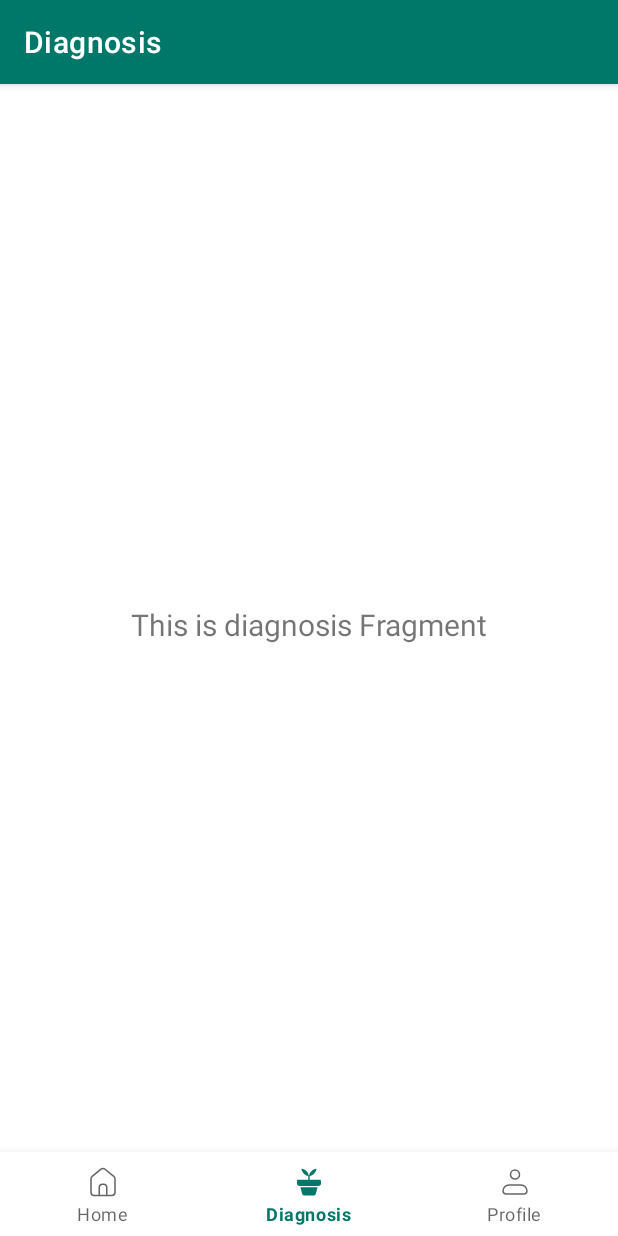
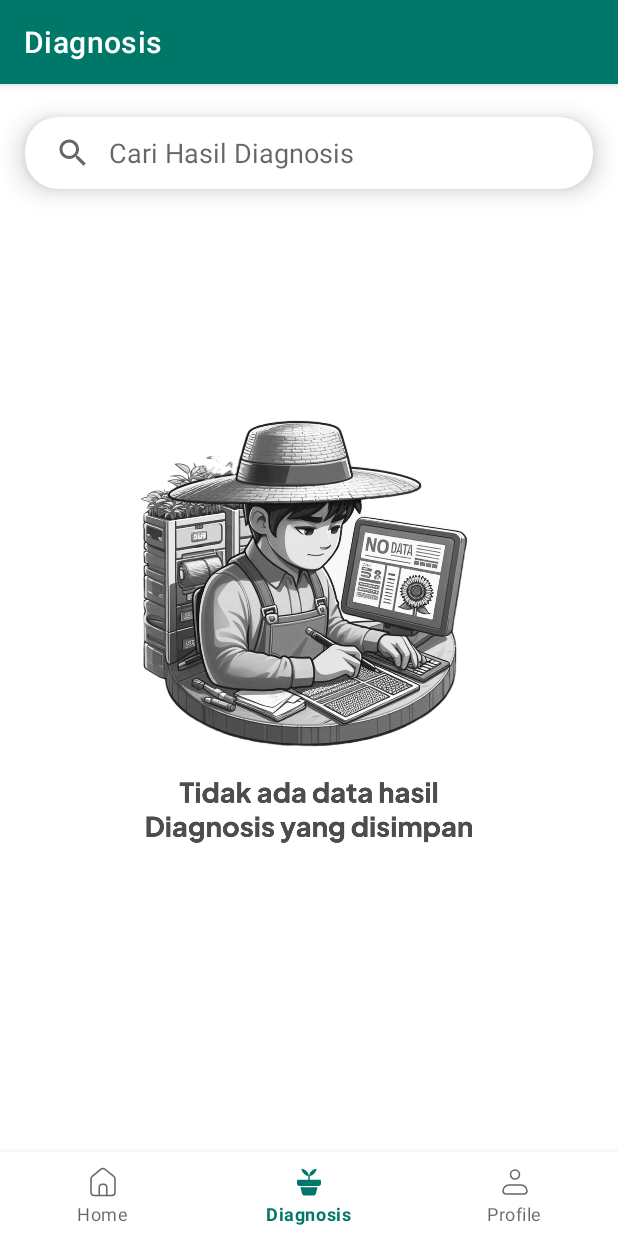
Before and after one commit to CP-Berkebun/Mobile-Development, an Android app: the DiagnosisFragment screen opened through its navigation route, on a phone screen of 412 x 824 dp. Run offline under Robolectric (Android 15) with nearby library versions, the phone set to English and light mode, and no system bars; our stand-ins replace navigation-ui.

Commit message:
add slicing ui diagnosis

```diff
--- a/app/src/main/AndroidManifest.xml
+++ b/app/src/main/AndroidManifest.xml
@@ -48,6 +48,7 @@
             android:exported="false" />
         <activity
             android:name=".MainActivity"
+            android:windowSoftInputMode="adjustPan"
             android:exported="true"
             android:label="@string/app_name" />
     </application>
--- a/app/src/main/java/com/capstone/berkebunplus/ui/diagnosis/DiagnosisFragment.kt
+++ b/app/src/main/java/com/capstone/berkebunplus/ui/diagnosis/DiagnosisFragment.kt
@@ -4,17 +4,12 @@ import android.os.Bundle
 import android.view.LayoutInflater
 import android.view.View
 import android.view.ViewGroup
-import android.widget.TextView
 import androidx.fragment.app.Fragment
-import androidx.lifecycle.ViewModelProvider
 import com.capstone.berkebunplus.databinding.FragmentDiagnosisBinding
 
 class DiagnosisFragment : Fragment() {
 
     private var _binding: FragmentDiagnosisBinding? = null
-
-    // This property is only valid between onCreateView and
-    // onDestroyView.
     private val binding get() = _binding!!
 
     override fun onCreateView(
@@ -22,17 +17,20 @@ class DiagnosisFragment : Fragment() {
         container: ViewGroup?,
         savedInstanceState: Bundle?
     ): View {
-        val diagnosisViewModel =
-            ViewModelProvider(this)[DiagnosisViewModel::class.java]
+        _binding = FragmentDiagnosisBinding.inflate(inflater, container, false)
+        return binding.root
+    }
 
-        _binding = FragmentDiagnosisBinding.inflate(inflater, container, false)
-        val root: View = binding.root
+    override fun onViewCreated(view: View, savedInstanceState: Bundle?) {
+        super.onViewCreated(view, savedInstanceState)
+    }
 
-        val textView: TextView = binding.textDiagnose
-        diagnosisViewModel.text.observe(viewLifecycleOwner) {
-            textView.text = it
+    private fun showNoDataView(isEmpty: Boolean){
+        if (isEmpty) {
+            binding.empty.visibility = View.VISIBLE
+        } else {
+            binding.empty.visibility = View.GONE
         }
-        return root
     }
 
     override fun onDestroyView() {
--- a/app/src/main/java/com/capstone/berkebunplus/ui/onboarding/FirstScreen.kt
+++ b/app/src/main/java/com/capstone/berkebunplus/ui/onboarding/FirstScreen.kt
@@ -31,8 +31,8 @@ class FirstScreen : Fragment() {
         }
     }
 
-    override fun onDestroy() {
-        super.onDestroy()
+    override fun onDestroyView() {
+        super.onDestroyView()
         _binding = null
     }
 }
--- a/app/src/main/java/com/capstone/berkebunplus/ui/onboarding/SecondScreen.kt
+++ b/app/src/main/java/com/capstone/berkebunplus/ui/onboarding/SecondScreen.kt
@@ -31,8 +31,8 @@ class SecondScreen : Fragment() {
         }
     }
 
-    override fun onDestroy() {
-        super.onDestroy()
+    override fun onDestroyView() {
+        super.onDestroyView()
         _binding = null
     }
 }
--- a/app/src/main/java/com/capstone/berkebunplus/ui/onboarding/ThirdScreen.kt
+++ b/app/src/main/java/com/capstone/berkebunplus/ui/onboarding/ThirdScreen.kt
@@ -40,8 +40,8 @@ class ThirdScreen : Fragment() {
         }
     }
 
-    override fun onDestroy() {
-        super.onDestroy()
+    override fun onDestroyView() {
+        super.onDestroyView()
         _binding = null
     }
 }
--- a/app/src/main/res/layout/fragment_diagnosis.xml
+++ b/app/src/main/res/layout/fragment_diagnosis.xml
@@ -6,17 +6,56 @@
     android:layout_height="match_parent"
     tools:context=".ui.diagnosis.DiagnosisFragment">
 
-    <TextView
-        android:id="@+id/text_diagnose"
-        android:layout_width="match_parent"
+    <com.google.android.material.card.MaterialCardView
+        android:id="@+id/materialCardView"
+        android:layout_width="0dp"
         android:layout_height="wrap_content"
-        android:layout_marginStart="8dp"
-        android:layout_marginTop="8dp"
-        android:layout_marginEnd="8dp"
-        android:textAlignment="center"
-        android:textSize="20sp"
-        app:layout_constraintBottom_toBottomOf="parent"
+        app:cardCornerRadius="22dp"
+        app:cardElevation="10dp"
+        app:cardUseCompatPadding="true"
         app:layout_constraintEnd_toEndOf="parent"
         app:layout_constraintStart_toStartOf="parent"
-        app:layout_constraintTop_toTopOf="parent" />
+        app:layout_constraintTop_toTopOf="parent">
+
+        <androidx.appcompat.widget.SearchView
+            android:id="@+id/searchView"
+            android:layout_width="match_parent"
+            android:layout_height="wrap_content"
+            app:queryHint="@string/search_diagnosis_result"
+            app:iconifiedByDefault="false"
+            app:queryBackground="@android:color/transparent"/>
+
+    </com.google.android.material.card.MaterialCardView>
+
+    <androidx.swiperefreshlayout.widget.SwipeRefreshLayout
+        android:id="@+id/swipe_refresh"
+        android:layout_width="match_parent"
+        android:layout_height="0dp"
+        android:layout_marginVertical="16dp"
+        app:layout_constraintTop_toBottomOf="@id/materialCardView"
+        app:layout_constraintBottom_toBottomOf="parent"
+        app:layout_constraintStart_toStartOf="parent"
+        app:layout_constraintEnd_toEndOf="parent">
+
+        <androidx.recyclerview.widget.RecyclerView
+            android:id="@+id/rvFood"
+            android:layout_width="match_parent"
+            android:layout_height="match_parent"
+            android:visibility="gone"
+            tools:listitem="@layout/items_result_scan"
+            app:layoutManager="androidx.recyclerview.widget.LinearLayoutManager"/>
+
+    </androidx.swiperefreshlayout.widget.SwipeRefreshLayout>
+
+    <ImageView
+        android:id="@+id/empty"
+        android:layout_width="300dp"
+        android:layout_height="300dp"
+        android:src="@drawable/nodata"
+        android:visibility="visible"
+        app:layout_constraintBottom_toBottomOf="parent"
+        app:layout_constraintStart_toStartOf="parent"
+        app:layout_constraintTop_toTopOf="parent"
+        app:layout_constraintEnd_toEndOf="parent"/>
+
 </androidx.constraintlayout.widget.ConstraintLayout>
```
Also changed, not shown: app/src/main/res/drawable/nodata.png (added).
